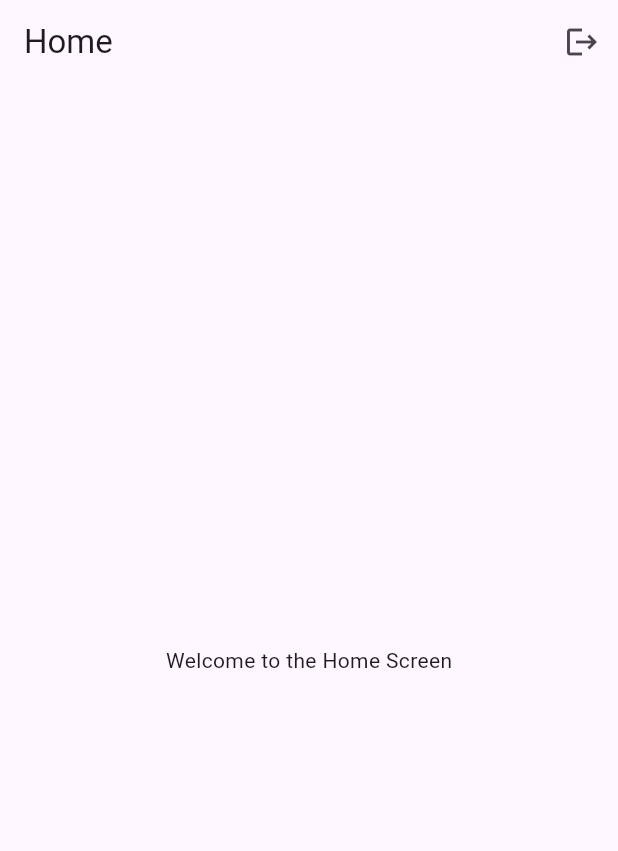
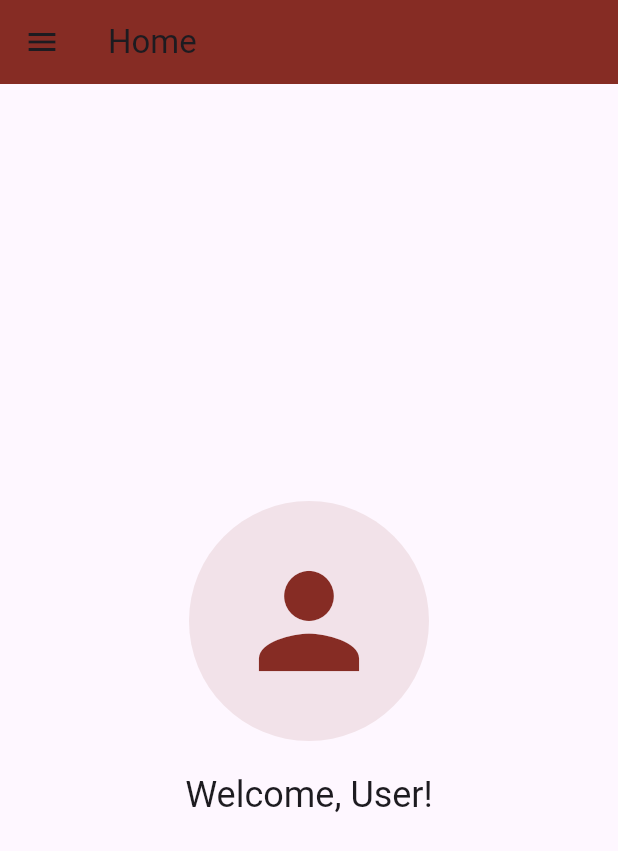
Before and after one commit to mohamedBejaoui12/path_pal, a Flutter app: the HomeScreen screen opened by its route, on a phone screen of 412 x 824 dp. Shown: the top 851 px of the screen. Run offline on Flutter 3.47's test engine with Material 3 defaults, Android fonts, the phone set to English and light mode, and no system bars; our stand-ins replace email_validator, flutter_riverpod, freezed_annotation, go_router, pinput, supabase_flutter; accounts and stored records are empty.

Commit message:
user profile

```diff
--- a/lib/core/app/app.dart
+++ b/lib/core/app/app.dart
@@ -7,6 +7,7 @@ import 'package:pfe1/features/authentication/presentation/signup_screen.dart';
 import 'package:pfe1/features/authentication/presentation/user_details_screen.dart';
 import 'package:pfe1/features/authentication/providers/auth_provider.dart';
 import 'package:pfe1/features/home/presentation/home_screen.dart';
+import 'package:pfe1/features/home/presentation/user_profile_screen.dart';
 import 'package:pfe1/features/interests/presentation/interests_selection_screen.dart';
 
 class RouterNotifier extends ChangeNotifier {
@@ -83,6 +84,10 @@ class MyApp extends ConsumerWidget {
     return InterestsSelectionScreen(userId: userId);
   },
 ),
+GoRoute(
+  path: '/user-profile',
+  builder: (context, state) => const UserProfileScreen(),
+),
       ],
       // Minimal redirect logic
       redirect: (BuildContext context, GoRouterState state) {
--- a/lib/features/home/presentation/home_screen.dart
+++ b/lib/features/home/presentation/home_screen.dart
@@ -2,28 +2,103 @@ import 'package:flutter/material.dart';
 import 'package:flutter_riverpod/flutter_riverpod.dart';
 import 'package:go_router/go_router.dart';
 import 'package:pfe1/features/authentication/providers/auth_provider.dart';
+import 'package:pfe1/shared/theme/app_colors.dart';
 
-
-class HomeScreen extends ConsumerWidget {
+class HomeScreen extends ConsumerStatefulWidget {
   const HomeScreen({Key? key}) : super(key: key);
 
   @override
-  Widget build(BuildContext context, WidgetRef ref) {
+  _HomeScreenState createState() => _HomeScreenState();
+}
+
+class _HomeScreenState extends ConsumerState<HomeScreen> {
+  @override
+  Widget build(BuildContext context) {
+    final authState = ref.watch(authProvider);
+
     return Scaffold(
       appBar: AppBar(
         title: const Text('Home'),
-        actions: [
-          IconButton(
-            icon: const Icon(Icons.logout),
-            onPressed: () {
-              ref.read(authProvider.notifier).logout();
-              context.go('/login');
-            },
-          ),
-        ],
+        backgroundColor: AppColors.primaryColor,
       ),
-      body: const Center(
-        child: Text('Welcome to the Home Screen'),
+      drawer: Drawer(
+        child: ListView(
+          padding: EdgeInsets.zero,
+          children: [
+            UserAccountsDrawerHeader(
+              accountName: Text(
+                authState.user?.email ?? 'User',
+                style: const TextStyle(
+                  fontWeight: FontWeight.bold,
+                  color: Colors.white,
+                ),
+              ),
+              accountEmail: Text(
+                authState.user?.email ?? 'No email',
+                style: const TextStyle(color: Colors.white70),
+              ),
+              currentAccountPicture: CircleAvatar(
+                backgroundColor: Colors.white,
+                child: Text(
+                  (authState.user?.email ?? 'U')[0].toUpperCase(),
+                  style: TextStyle(
+                    fontSize: 40.0,
+                    color: AppColors.primaryColor,
+                  ),
+                ),
+              ),
+              decoration: BoxDecoration(
+                color: AppColors.primaryColor,
+              ),
+            ),
+            ListTile(
+              leading: const Icon(Icons.person),
+              title: const Text('Profile Details'),
+              onTap: () {
+                context.push('/user-profile');
+                Navigator.of(context).pop(); // Close drawer
+              },
+            ),
+            ListTile(
+              leading: const Icon(Icons.settings),
+              title: const Text('Settings'),
+              onTap: () {
+                // TODO: Implement settings page
+                Navigator.of(context).pop();
+              },
+            ),
+            const Divider(),
+            ListTile(
+              leading: const Icon(Icons.logout),
+              title: const Text('Logout'),
+              onTap: () {
+                ref.read(authProvider.notifier).logout();
+                context.go('/login');
+              },
+            ),
+          ],
+        ),
+      ),
+      body: Center(
+        child: Column(
+          mainAxisAlignment: MainAxisAlignment.center,
+          children: [
+            CircleAvatar(
+              radius: 80,
+              backgroundColor: AppColors.primaryColor.withOpacity(0.1),
+              child: Icon(
+                Icons.person,
+                size: 100,
+                color: AppColors.primaryColor,
+              ),
+            ),
+            const SizedBox(height: 20),
+            Text(
+              'Welcome, ${authState.user?.email ?? 'User'}!',
+              style: Theme.of(context).textTheme.headlineSmall,
+            ),
+          ],
+        ),
       ),
     );
   }
```
Also changed, not shown: lib/features/authentication/data/user_details_provider.dart (added, +187 -0 lines), lib/features/home/presentation/user_profile_screen.dart (added, +290 -0 lines), lib/shared/widgets/custom_text_form_field.dart (line endings or trailing spaces).
